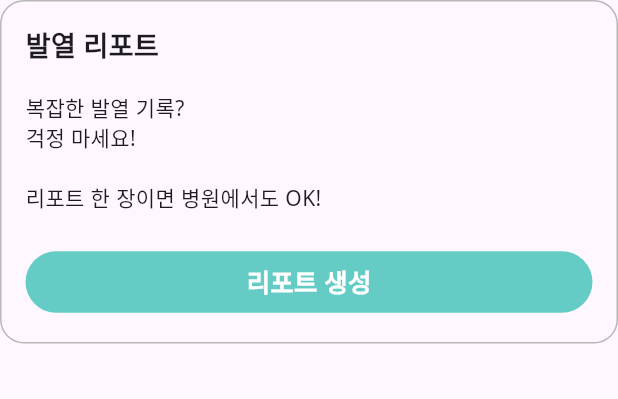
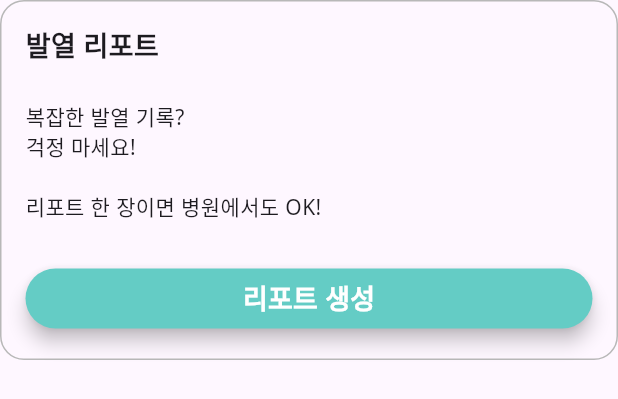
Before and after one commit to SMU-25/frontend, a Flutter app: the FeverReportCard widget shown alone on an empty page, opened directly with empty values, on a phone screen of 412 x 824 dp. Shown: the top 399 px of the screen. Run offline on Flutter 3.47's test engine with Material 3 defaults, Android fonts, the phone set to English and light mode, and no system bars; our stand-ins replace dio, email_validator, firebase_core, firebase_messaging, fl_chart, flutter_image_compress and 5 more; missing offline and left inert: flutter_mjpeg, flutter_naver_login, kakao_flutter_sdk, kakao_map_sdk; accounts and stored records are empty; generated files the repository leaves out were written again; network calls fail.

Commit message:
feature : 리포트 생성 버튼 디자인 개선

```diff
--- a/lib/home/component/fever_report_card.dart
+++ b/lib/home/component/fever_report_card.dart
@@ -15,7 +15,7 @@ class FeverReportCard extends StatelessWidget {
   @override
   Widget build(BuildContext context) {
     return Container(
-      height: 229,
+      height: 240,
       padding: EdgeInsets.all(16),
       decoration: BoxDecoration(
         border: Border.all(color: INPUT_BORDER_COLOR),
@@ -32,21 +32,23 @@ class FeverReportCard extends StatelessWidget {
           SizedBox(height: 8),
           Text('복잡한 발열 기록?\n걱정 마세요!\n\n리포트 한 장이면 병원에서도 OK!'),
           SizedBox(height: 12),
-          TextButton(
+
+          ElevatedButton(
             onPressed: () {
               Navigator.of(context).pushNamed('/report');
             },
             style: ElevatedButton.styleFrom(
+              minimumSize: Size(double.infinity, 40),
               backgroundColor: MAIN_COLOR,
-              minimumSize: Size(double.infinity, 36),
+              shape: RoundedRectangleBorder(
+                borderRadius: BorderRadius.circular(20),
+              ),
+              elevation: 5,
+              foregroundColor: Colors.white,
             ),
             child: Text(
               '리포트 생성',
-              style: TextStyle(
-                color: Colors.white,
-                fontSize: 17,
-                fontWeight: FontWeight.bold,
-              ),
+              style: TextStyle(fontSize: 18, fontWeight: FontWeight.bold),
             ),
           ),
         ],
```
